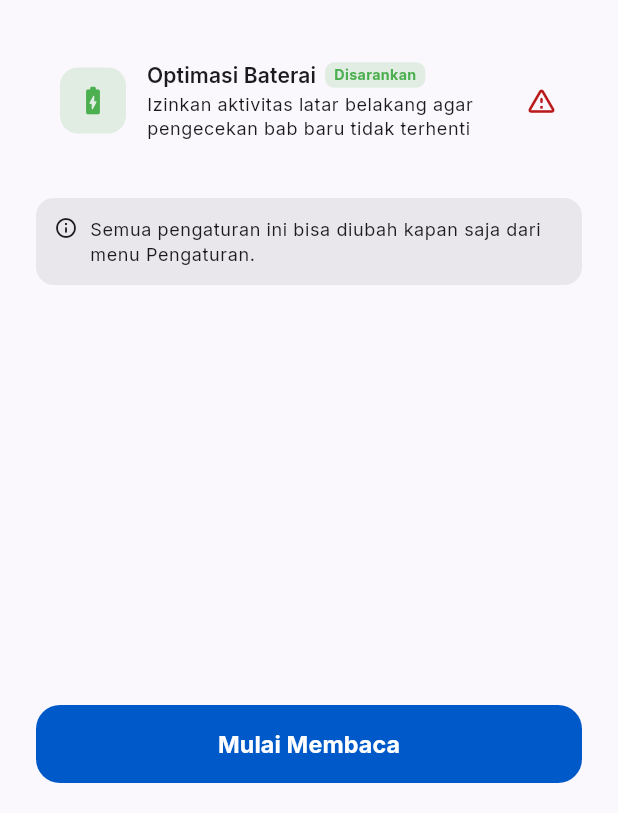
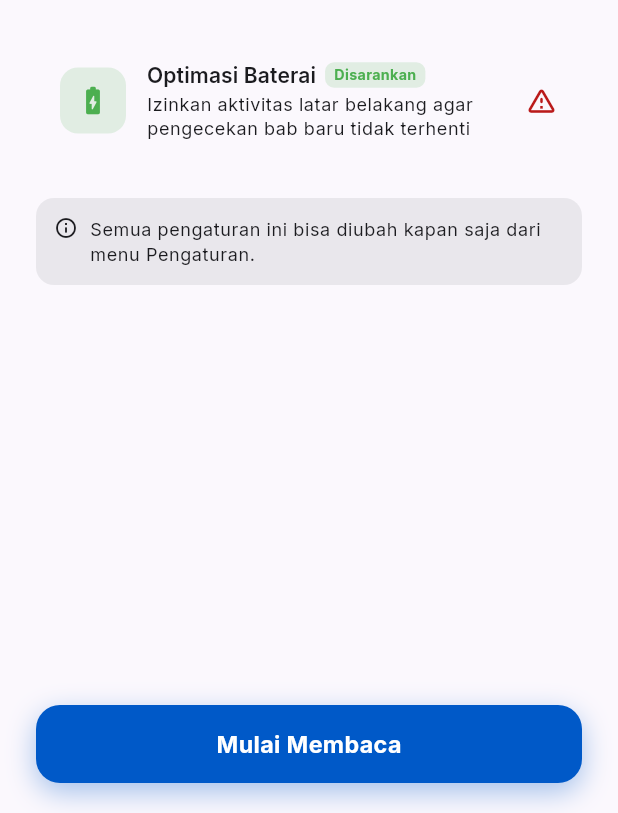
Before and after one commit to Kaitsuu23/MangaReader, a Flutter app: the screen it shows after launch, on a phone screen of 412 x 824 dp, the part 423-1236 px from its top. Run offline on Flutter 3.47's test engine with Material 3 defaults, Android fonts, the phone set to English and light mode, and no system bars; our stand-ins replace cached_network_image, dio, file_picker, flutter_cache_manager, flutter_local_notifications, flutter_riverpod and 9 more; missing offline and left inert: app_badge_plus, google_mlkit_language_id, google_mlkit_text_recognition, google_mlkit_translation, webview_flutter_android, workmanager; accounts and stored records are empty.

Commit message:
refactor(setup_screen): add animations and improve state management

```diff
--- a/lib/features/setup/setup_screen.dart
+++ b/lib/features/setup/setup_screen.dart
@@ -1,8 +1,8 @@
 import 'package:flutter/material.dart';
 import '../../core/services/tracker_notification_service.dart';
 import '../../core/storage/local_storage.dart';
-import '../../features/main/main_screen.dart';
-import '../../features/settings/sync_auth_screen.dart';
+import '../main/main_screen.dart';
+import '../settings/sync_auth_screen.dart';
 
 /// Layar setup pertama kali — muncul sekali saat fresh install.
 /// Menawarkan shortcut: login akun sinkronisasi, izin notifikasi, dan battery optimization.
@@ -13,14 +13,30 @@ class SetupScreen extends StatefulWidget {
   State<SetupScreen> createState() => _SetupScreenState();
 }
 
-class _SetupScreenState extends State<SetupScreen> with WidgetsBindingObserver {
-  // Status masing-masing item — dikosongkan true/false setelah dicek
+class _SetupScreenState extends State<SetupScreen>
+    with TickerProviderStateMixin, WidgetsBindingObserver {
   bool? _notifGranted;
   bool? _batteryIgnored;
   bool _syncLoggedIn = false;
+  bool _finishing = false;
 
-  // Mencegah double-tap tombol "Mulai"
-  bool _finishing = false;
+  // Scale tombol saat ditekan: 1.0 → 0.94
+  late final AnimationController _btnController = AnimationController(
+    vsync: this,
+    duration: const Duration(milliseconds: 110),
+  );
+  late final Animation<double> _btnScale = Tween<double>(begin: 1.0, end: 0.94)
+      .animate(CurvedAnimation(parent: _btnController, curve: Curves.easeInOut));
+
+  // Fade-out seluruh layar saat navigasi ke MainScreen
+  late final AnimationController _exitController = AnimationController(
+    vsync: this,
+    duration: const Duration(milliseconds: 380),
+  );
+  late final Animation<double> _exitOpacity =
+      Tween<double>(begin: 1.0, end: 0.0).animate(
+    CurvedAnimation(parent: _exitController, curve: Curves.easeIn),
+  );
 
   @override
   void initState() {
@@ -32,10 +48,11 @@ class _SetupScreenState extends State<SetupScreen> with WidgetsBindingObserver {
   @override
   void dispose() {
     WidgetsBinding.instance.removeObserver(this);
+    _btnController.dispose();
+    _exitController.dispose();
     super.dispose();
   }
 
-  /// Di-refresh saat user kembali dari Settings atau dari auth screen
   @override
   void didChangeAppLifecycleState(AppLifecycleState state) {
     if (state == AppLifecycleState.resumed) _refreshStatus();
@@ -43,18 +60,18 @@ class _SetupScreenState extends State<SetupScreen> with WidgetsBindingObserver {
 
   Future<void> _refreshStatus() async {
     final notif = await TrackerNotificationService.hasPermission();
-    final battery = await TrackerNotificationService.isIgnoringBatteryOptimizations();
+    final battery =
+        await TrackerNotificationService.isIgnoringBatteryOptimizations();
     final loggedIn = LocalStorage.isSyncLoggedIn();
-    if (mounted) {
+    if (!mounted) return;
     setState(() {
       _notifGranted = notif;
       _batteryIgnored = battery;
       _syncLoggedIn = loggedIn;
     });
   }
-  }
 
-  // ── Aksi per item ────────────────────────────────────────────────────────
+  // ── Aksi per kartu ───────────────────────────────────────────────────────
 
   Future<void> _handleNotification() async {
     if (_notifGranted == true) {
@@ -80,21 +97,51 @@ class _SetupScreenState extends State<SetupScreen> with WidgetsBindingObserver {
     if (result == true) await _refreshStatus();
   }
 
-  // ── Navigasi ke MainScreen ───────────────────────────────────────────────
+  // ── Tombol animasi ───────────────────────────────────────────────────────
+
+  void _onTapDown(TapDownDetails _) {
+    if (!_finishing) _btnController.forward();
+  }
+
+  Future<void> _onTapUp(TapUpDetails _) async {
+    await _btnController.reverse();
+    await _finish();
+  }
+
+  Future<void> _onTapCancel() async {
+    await _btnController.reverse();
+  }
 
   Future<void> _finish() async {
     if (_finishing) return;
     setState(() => _finishing = true);
     await LocalStorage.setFirstLaunchDone();
+    // Fade out layar ini
+    await _exitController.forward();
     if (!mounted) return;
     Navigator.of(context).pushReplacement(
       PageRouteBuilder(
-        pageBuilder: (context, animation, secondaryAnimation) => const MainScreen(),
-        transitionsBuilder: (context, animation, secondaryAnimation, child) => FadeTransition(
-          opacity: CurvedAnimation(parent: animation, curve: Curves.easeInOut),
-          child: child,
-        ),
-        transitionDuration: const Duration(milliseconds: 350),
+        pageBuilder: (context, animation, secondaryAnimation) =>
+            const MainScreen(),
+        // MainScreen slide up + fade in
+        transitionsBuilder: (context, animation, secondaryAnimation, child) {
+          final slide = Tween<Offset>(
+            begin: const Offset(0, 0.055),
+            end: Offset.zero,
+          ).animate(CurvedAnimation(
+            parent: animation,
+            curve: Curves.easeOutCubic,
+          ));
+          final fade = CurvedAnimation(
+            parent: animation,
+            curve: const Interval(0.0, 0.65, curve: Curves.easeOut),
+          );
+          return FadeTransition(
+            opacity: fade,
+            child: SlideTransition(position: slide, child: child),
+          );
+        },
+        transitionDuration: const Duration(milliseconds: 420),
       ),
     );
   }
@@ -106,19 +153,21 @@ class _SetupScreenState extends State<SetupScreen> with WidgetsBindingObserver {
     final theme = Theme.of(context);
     final cs = theme.colorScheme;
 
-    return Scaffold(
+    return FadeTransition(
+      opacity: _exitOpacity,
+      child: Scaffold(
         backgroundColor: cs.surface,
         body: SafeArea(
           child: Column(
             children: [
-            // ── Header ────────────────────────────────────────────────────
+              // ── Konten utama (scrollable) ────────────────────────────────
               Expanded(
                 child: SingleChildScrollView(
                   padding: const EdgeInsets.fromLTRB(24, 32, 24, 16),
                   child: Column(
                     crossAxisAlignment: CrossAxisAlignment.start,
                     children: [
-                    // Ikon + judul
+                      // Header: icon app + judul
                       Row(
                         children: [
                           ClipRRect(
@@ -156,7 +205,7 @@ class _SetupScreenState extends State<SetupScreen> with WidgetsBindingObserver {
 
                       const SizedBox(height: 32),
 
-                    // ── Kartu Akun Sinkronisasi ────────────────────────────
+                      // Kartu: Akun Sinkronisasi
                       _SetupCard(
                         icon: Icons.sync_rounded,
                         iconColor: cs.primary,
@@ -168,7 +217,9 @@ class _SetupScreenState extends State<SetupScreen> with WidgetsBindingObserver {
                         statusIcon: _syncLoggedIn
                             ? Icons.check_circle_rounded
                             : Icons.arrow_forward_ios_rounded,
-                      statusColor: _syncLoggedIn ? Colors.green : cs.onSurfaceVariant,
+                        statusColor: _syncLoggedIn
+                            ? Colors.green
+                            : cs.onSurfaceVariant,
                         statusSize: _syncLoggedIn ? 22 : 16,
                         badgeLabel: _syncLoggedIn ? null : 'Opsional',
                         onTap: _syncLoggedIn ? null : _handleSync,
@@ -177,7 +228,7 @@ class _SetupScreenState extends State<SetupScreen> with WidgetsBindingObserver {
 
                       const SizedBox(height: 12),
 
-                    // ── Kartu Notifikasi ────────────────────────────────────
+                      // Kartu: Notifikasi
                       _SetupCard(
                         icon: Icons.notifications_active_rounded,
                         iconColor: cs.secondary,
@@ -207,11 +258,12 @@ class _SetupScreenState extends State<SetupScreen> with WidgetsBindingObserver {
 
                       const SizedBox(height: 12),
 
-                    // ── Kartu Baterai ───────────────────────────────────────
+                      // Kartu: Optimasi Baterai
                       _SetupCard(
                         icon: Icons.battery_charging_full_rounded,
                         iconColor: const Color(0xFF4CAF50),
-                      iconBg: const Color(0xFF4CAF50).withValues(alpha: 0.15),
+                        iconBg:
+                            const Color(0xFF4CAF50).withValues(alpha: 0.15),
                         title: 'Optimasi Baterai',
                         subtitle: _batteryIgnored == null
                             ? 'Memeriksa izin...'
@@ -231,13 +283,14 @@ class _SetupScreenState extends State<SetupScreen> with WidgetsBindingObserver {
                         statusSize: 22,
                         badgeLabel: 'Disarankan',
                         badgeColor: const Color(0xFF4CAF50),
-                      onTap: _batteryIgnored == true ? null : _handleBattery,
+                        onTap:
+                            _batteryIgnored == true ? null : _handleBattery,
                         enabled: _batteryIgnored != true,
                       ),
 
                       const SizedBox(height: 24),
 
-                    // Note kecil di bawah kartu
+                      // Catatan kecil
                       Container(
                         padding: const EdgeInsets.all(12),
                         decoration: BoxDecoration(
@@ -267,31 +320,54 @@ class _SetupScreenState extends State<SetupScreen> with WidgetsBindingObserver {
                 ),
               ),
 
-            // ── Footer — Tombol Mulai ──────────────────────────────────────
+              // ── Tombol "Mulai Membaca" ────────────────────────────────────
               Padding(
                 padding: const EdgeInsets.fromLTRB(24, 8, 24, 20),
-              child: FilledButton(
-                onPressed: _finishing ? null : _finish,
-                style: FilledButton.styleFrom(
-                  minimumSize: const Size(double.infinity, 52),
-                  shape: RoundedRectangleBorder(
+                child: GestureDetector(
+                  onTapDown: _finishing ? null : _onTapDown,
+                  onTapUp: _finishing ? null : _onTapUp,
+                  onTapCancel: _finishing ? null : _onTapCancel,
+                  child: AnimatedBuilder(
+                    animation: _btnScale,
+                    builder: (context, child) =>
+                        Transform.scale(scale: _btnScale.value, child: child),
+                    child: AnimatedContainer(
+                      duration: const Duration(milliseconds: 150),
+                      width: double.infinity,
+                      height: 52,
+                      decoration: BoxDecoration(
+                        color: _finishing
+                            ? cs.primary.withValues(alpha: 0.7)
+                            : cs.primary,
                         borderRadius: BorderRadius.circular(16),
+                        boxShadow: _finishing
+                            ? []
+                            : [
+                                BoxShadow(
+                                  color: cs.primary.withValues(alpha: 0.35),
+                                  blurRadius: 16,
+                                  offset: const Offset(0, 6),
                                 ),
+                              ],
                       ),
+                      alignment: Alignment.center,
                       child: _finishing
-                    ? const SizedBox(
+                          ? SizedBox(
                               width: 22,
                               height: 22,
                               child: CircularProgressIndicator(
                                 strokeWidth: 2.5,
-                          color: Colors.white,
+                                color: cs.onPrimary,
                               ),
                             )
-                    : const Text(
+                          : Text(
                               'Mulai Membaca',
                               style: TextStyle(
                                 fontSize: 15.5,
                                 fontWeight: FontWeight.bold,
+                                color: cs.onPrimary,
+                              ),
+                            ),
                     ),
                   ),
                 ),
@@ -299,11 +375,12 @@ class _SetupScreenState extends State<SetupScreen> with WidgetsBindingObserver {
             ],
           ),
         ),
+      ),
     );
   }
 }
 
-// ── Komponen kartu setup ───────────────────────────────────────────────────────
+// ── Widget kartu setup ────────────────────────────────────────────────────────
 
 class _SetupCard extends StatelessWidget {
   final IconData icon;
```
Also changed, not shown: 1 other file. Lines whose indentation alone changed are shown as unchanged.
